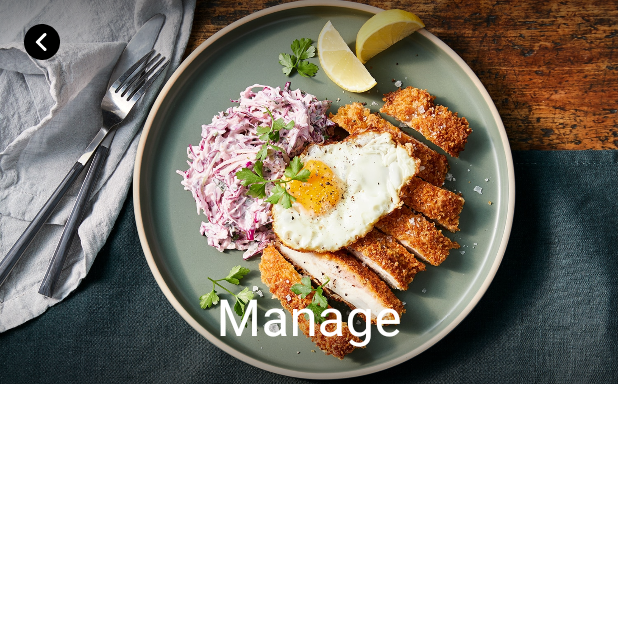
After one commit to tusdang33/Food_App, an Android app: the ManageFoodFragment screen opened through its navigation route, on a phone screen of 412 x 824 dp, the top half of it. The commit adds this screen. Run offline under Robolectric (Android 15) with nearby library versions, the phone set to English and light mode, and no system bars; our stand-ins replace Dagger/Hilt's generated code, Firebase (no records; nobody signed in at launch, a user with empty details on screens opened directly), navigation-ui; 9 statements that could not run were skipped.

Commit message:
build  manage screen

```diff
--- a/app/build.gradle
+++ b/app/build.gradle
@@ -75,6 +75,6 @@ dependencies {
     //
     implementation "com.github.skydoves:expandablelayout:1.0.7"
 
-    //
+    //FlexBoxLayout
     implementation 'com.google.android.flexbox:flexbox:3.0.0'
 }
--- a/app/src/main/java/com/kaizm/food_app/presentation/add_food/AddFoodViewModel.kt
+++ b/app/src/main/java/com/kaizm/food_app/presentation/add_food/AddFoodViewModel.kt
@@ -13,6 +13,7 @@ import kotlinx.coroutines.Dispatchers
 import kotlinx.coroutines.channels.Channel
 import kotlinx.coroutines.flow.MutableStateFlow
 import kotlinx.coroutines.flow.StateFlow
+import kotlinx.coroutines.flow.cancellable
 import kotlinx.coroutines.flow.receiveAsFlow
 import kotlinx.coroutines.launch
 import javax.inject.Inject
@@ -76,7 +77,8 @@ class AddFoodViewModel @Inject constructor(
 
     private fun getDefaultFoodCategory() {
         viewModelScope.launch(Dispatchers.IO) {
-            foodRepository.getDefaultFoodCategory().collect { result ->
+            foodRepository.getDefaultFoodCategory()
+                .collect { result ->
                 result.fold(onSuccess = {
                     _listCategory.value = it
                     Log.e(TAG, "listCat: $it")
--- a/app/src/main/java/com/kaizm/food_app/presentation/home/HomeAdapter.kt
+++ b/app/src/main/java/com/kaizm/food_app/presentation/home/HomeAdapter.kt
@@ -5,6 +5,7 @@ import android.view.ViewGroup
 import androidx.recyclerview.widget.GridLayoutManager
 import androidx.recyclerview.widget.LinearLayoutManager
 import androidx.recyclerview.widget.RecyclerView
+import com.bumptech.glide.Glide
 import com.kaizm.food_app.R
 import com.kaizm.food_app.data.model.Restaurant
 import com.kaizm.food_app.data.model.home_data.Banner
--- /dev/null
+++ b/app/src/main/java/com/kaizm/food_app/presentation/manage_food/FoodAdapter.kt
@@ -0,0 +1,71 @@
+package com.kaizm.food_app.presentation.manage_food
+
+import android.view.LayoutInflater
+import android.view.ViewGroup
+import androidx.recyclerview.widget.AsyncListDiffer
+import androidx.recyclerview.widget.DiffUtil
+import androidx.recyclerview.widget.RecyclerView
+import com.bumptech.glide.Glide
+import com.kaizm.food_app.data.model.Food
+import com.kaizm.food_app.databinding.ItemFoodBinding
+import java.text.DecimalFormat
+
+interface OnFoodClick {
+    fun onClick(food: Food)
+}
+
+class FoodAdapter(private val onFoodClick: OnFoodClick) :
+    RecyclerView.Adapter<FoodAdapter.FoodViewHolder>() {
+
+    private val differCallback = object : DiffUtil.ItemCallback<Food>() {
+        override fun areItemsTheSame(oldItem: Food, newItem: Food): Boolean {
+            return oldItem.id == newItem.id
+        }
+
+        override fun areContentsTheSame(oldItem: Food, newItem: Food): Boolean {
+            return oldItem == newItem
+        }
+    }
+
+    private val differ = AsyncListDiffer(this, differCallback)
+
+    var list: List<Food>
+        set(value) {
+            differ.submitList(value)
+        }
+        get() = differ.currentList
+
+    inner class FoodViewHolder(private val binding: ItemFoodBinding) :
+        RecyclerView.ViewHolder(binding.root) {
+        fun bind(food: Food) {
+            Glide.with(binding.root).load(food.image).into(binding.ivFoodImg)
+            binding.tvName.text = food.name
+            binding.tvDescription.text = food.description
+            binding.ttvCategory.text = food.category[0]
+            binding.tvPrice.text = currencyFormat(food.price.toString())
+            binding.root.setOnClickListener {
+                onFoodClick.onClick(food)
+            }
+        }
+    }
+
+    override fun onCreateViewHolder(parent: ViewGroup, viewType: Int): FoodViewHolder {
+        return FoodViewHolder(
+            ItemFoodBinding.inflate(
+                LayoutInflater.from(parent.context), parent, false
+            )
+        )
+    }
+
+    override fun onBindViewHolder(holder: FoodViewHolder, position: Int) {
+        val food = list[position]
+        holder.bind(food)
+    }
+
+    override fun getItemCount(): Int = list.size
+
+    private fun currencyFormat(price: String): String {
+        val decimalFormat = DecimalFormat("###,###,##0" + " đ")
+        return decimalFormat.format(price.toDouble())
+    }
+}
--- /dev/null
+++ b/app/src/main/java/com/kaizm/food_app/presentation/manage_food/ManageFoodFragment.kt
@@ -0,0 +1,88 @@
+package com.kaizm.food_app.presentation.manage_food
+
+import android.os.Bundle
+import android.view.LayoutInflater
+import android.view.View
+import android.view.ViewGroup
+import androidx.fragment.app.Fragment
+import androidx.fragment.app.viewModels
+import androidx.lifecycle.lifecycleScope
+import androidx.navigation.fragment.findNavController
+import androidx.recyclerview.widget.DividerItemDecoration
+import androidx.recyclerview.widget.LinearLayoutManager
+import com.google.android.material.appbar.AppBarLayout.OnOffsetChangedListener
+import com.kaizm.food_app.MainActivity
+import com.kaizm.food_app.R
+import com.kaizm.food_app.data.model.Food
+import com.kaizm.food_app.databinding.FragmentManageFoodBinding
+import dagger.hilt.android.AndroidEntryPoint
+import kotlin.math.abs
+
+
+@AndroidEntryPoint
+class ManageFoodFragment : Fragment() {
+    private lateinit var binding: FragmentManageFoodBinding
+    private val viewModel: ManageFoodViewModel by viewModels()
+    private val foodAdapter: FoodAdapter by lazy {
+        FoodAdapter(object : OnFoodClick {
+            override fun onClick(food: Food) {
+            }
+        })
+    }
+
+
+    override fun onCreateView(
+        inflater: LayoutInflater, container: ViewGroup?, savedInstanceState: Bundle?
+    ): View? {
+        binding = FragmentManageFoodBinding.inflate(inflater, container, false)
+        return binding.root
+    }
+
+    override fun onViewCreated(view: View, savedInstanceState: Bundle?) {
+        super.onViewCreated(view, savedInstanceState)
+
+        lifecycleScope.launchWhenCreated {
+            viewModel.listFood.collect {
+                foodAdapter.list = it
+            }
+        }
+
+        binding.rvListFood.apply {
+            layoutManager = LinearLayoutManager(requireContext())
+            addItemDecoration(
+                DividerItemDecoration(
+                    requireContext(), LinearLayoutManager.HORIZONTAL
+                )
+            )
+            adapter = foodAdapter
+        }
+
+        binding.btnBackToolbar.setOnClickListener {
+            findNavController().popBackStack()
+        }
+
+
+        binding.appBarLayout.addOnOffsetChangedListener(OnOffsetChangedListener { appBarLayout, verticalOffset ->
+            if (abs(verticalOffset) - appBarLayout.totalScrollRange == 0) {
+                binding.btnBackToolbar.setBackgroundResource(R.drawable.ic_baseline_arrow_back_ios_24)
+            } else {
+                binding.btnBackToolbar.setBackgroundResource(R.drawable.ic_arrow_back)
+            }
+        })
+
+        binding.toolBarLayout.apply {
+            setContentScrimColor(resources.getColor(R.color.white))
+        }
+
+    }
+
+    override fun onPause() {
+        super.onPause()
+        (activity as MainActivity).visibleBottomNav()
+    }
+
+    override fun onResume() {
+        super.onResume()
+        (activity as MainActivity).invisibleBottomNav()
+    }
+}
--- /dev/null
+++ b/app/src/main/java/com/kaizm/food_app/presentation/manage_food/ManageFoodViewModel.kt
@@ -0,0 +1,58 @@
+package com.kaizm.food_app.presentation.manage_food
+
+import androidx.lifecycle.ViewModel
+import androidx.lifecycle.viewModelScope
+import com.kaizm.food_app.data.model.Food
+import com.kaizm.food_app.domain.FoodRepository
+import dagger.hilt.android.lifecycle.HiltViewModel
+import kotlinx.coroutines.Dispatchers
+import kotlinx.coroutines.channels.Channel
+import kotlinx.coroutines.flow.MutableStateFlow
+import kotlinx.coroutines.flow.StateFlow
+import kotlinx.coroutines.flow.onStart
+import kotlinx.coroutines.flow.receiveAsFlow
+import kotlinx.coroutines.launch
+import javax.inject.Inject
+
+@HiltViewModel
+class ManageFoodViewModel @Inject constructor(
+    private val foodRepository: FoodRepository
+) : ViewModel() {
+
+    sealed class Event() {
+        object Loading : Event()
+        object LoadDone : Event()
+        object GetSuccess : Event()
+
+        data class GetFail(val message: String) : Event()
+    }
+
+    private var _event = Channel<Event>(Channel.UNLIMITED)
+    val event = _event.receiveAsFlow()
+
+    private val _listFood = MutableStateFlow<List<Food>>(listOf())
+    val listFood: StateFlow<List<Food>>
+        get() = _listFood
+
+
+    init {
+        getAllFood("8hIrdDZzn4JMA2CoKQvl")
+    }
+
+    fun getAllFood(resId: String) {
+        viewModelScope.launch(Dispatchers.IO) {
+            foodRepository.getListFood(resId)
+                .onStart {
+                    _event.send(Event.Loading)
+                }
+                .collect { result ->
+                result.fold(onSuccess = {
+                    _listFood.value = it
+                    _event.send(Event.GetSuccess)
+                }, onFailure = {
+                    _event.send(Event.GetFail(it.toString()))
+                })
+            }
+        }
+    }
+}
--- a/app/src/main/java/com/kaizm/food_app/presentation/profile/ProfileFragment.kt
+++ b/app/src/main/java/com/kaizm/food_app/presentation/profile/ProfileFragment.kt
@@ -33,5 +33,9 @@ class ProfileFragment : Fragment() {
         binding.btnRes.setOnClickListener {
             findNavController().navigate(R.id.action_profileFragment_to_addRestaurantFragment)
         }
+
+        binding.btnManageFood.setOnClickListener {
+            findNavController().navigate(R.id.action_profileFragment_to_manageFoodFragment)
+        }
     }
 }
--- /dev/null
+++ b/app/src/main/res/drawable/ic_arrow_back.xml
@@ -0,0 +1,5 @@
+<vector android:height="24.010391dp" android:viewportHeight="46.21"
+    android:viewportWidth="46.19" android:width="24dp" xmlns:android="http://schemas.android.com/apk/res/android">
+    <path android:fillColor="#fff" android:pathData="M10.04,8.8h24v27.96h-24z"/>
+    <path android:fillColor="#FF000000" android:pathData="M0,24.46L0,21.75c0,-0.32 0.07,-0.65 0.11,-1A22.8,22.8 0,0 1,5.91 7.7,22.68 22.68,0 0,1 19.12,0.36C20,0.21 20.87,0.12 21.75,0h2.71c0.77,0.1 1.55,0.17 2.32,0.3A22.45,22.45 0,0 1,39.27 6.64a22.57,22.57 0,0 1,6.81 18.79,22 22,0 0,1 -5.64,12.91 22.62,22.62 0,0 1,-16.37 7.84A22,22 0,0 1,11.33 43a22.78,22.78 0,0 1,-11 -15.88C0.2,26.21 0.12,25.33 0,24.46ZM20.06,23.12 L20.43,22.73 28.05,15.1c1,-1 1.1,-2.13 0.27,-3s-2,-0.75 -3,0.24l-9.12,9.12a2,2 0,0 0,0 3.24l9.12,9.12a3,3 0,0 0,0.51 0.44,1.81 1.81,0 0,0 2,0.15 1.91,1.91 0,0 0,0.41 -3.15c-1.46,-1.49 -2.95,-3 -4.43,-4.44Z"/>
+</vector>
--- /dev/null
+++ b/app/src/main/res/drawable/scim.xml
@@ -0,0 +1,8 @@
+<?xml version="1.0" encoding="utf-8"?>
+<shape xmlns:android="http://schemas.android.com/apk/res/android"
+    android:shape="rectangle">
+    <gradient
+        android:angle="90"
+        android:endColor="@android:color/transparent"
+        android:startColor="#66000000"/>
+</shape>
--- /dev/null
+++ b/app/src/main/res/drawable/scrim_topdown.xml
@@ -0,0 +1,9 @@
+<?xml version="1.0" encoding="utf-8"?>
+<shape xmlns:android="http://schemas.android.com/apk/res/android"
+    android:shape="rectangle">
+    <gradient
+        android:angle="270"
+        android:endColor="@android:color/transparent"
+        android:startColor="#66000000"/>
+
+</shape>
--- /dev/null
+++ b/app/src/main/res/layout/fragment_manage_food.xml
@@ -0,0 +1,66 @@
+<?xml version="1.0" encoding="utf-8"?>
+<androidx.coordinatorlayout.widget.CoordinatorLayout xmlns:android="http://schemas.android.com/apk/res/android"
+    xmlns:app="http://schemas.android.com/apk/res-auto"
+    xmlns:tools="http://schemas.android.com/tools"
+    android:layout_width="match_parent"
+    android:layout_height="match_parent"
+    tools:context=".presentation.manage_food.ManageFoodFragment">
+
+    <com.google.android.material.appbar.AppBarLayout
+        android:id="@+id/appBarLayout"
+        android:layout_width="match_parent"
+        android:layout_height="256dp"
+        android:theme="@style/ThemeOverlay.AppCompat.Dark.ActionBar">
+
+        <com.google.android.material.appbar.CollapsingToolbarLayout
+            android:id="@+id/toolBarLayout"
+            app:title="Manage"
+            app:collapsedTitleTextColor="@color/black"
+            app:expandedTitleGravity="bottom|center"
+            app:collapsedTitleGravity="center"
+            android:layout_width="match_parent"
+            android:layout_height="match_parent"
+            app:layout_scrollFlags="scroll|exitUntilCollapsed">
+
+            <ImageView
+                android:id="@+id/toolbarImg"
+                android:layout_width="match_parent"
+                android:layout_height="match_parent"
+                android:scaleType="centerCrop"
+                android:src="@drawable/banner1"
+                app:layout_collapseMode="parallax" />
+
+            <View
+                android:layout_width="match_parent"
+                android:layout_height="?android:attr/actionBarSize"
+                android:layout_gravity="top"
+                android:background="@drawable/scrim_topdown" />
+
+            <View
+                android:layout_width="match_parent"
+                android:layout_height="?android:attr/actionBarSize"
+                android:layout_gravity="bottom"
+                android:background="@drawable/scim" />
+
+            <androidx.appcompat.widget.Toolbar
+                android:layout_width="match_parent"
+                android:layout_height="?actionBarSize"
+                android:theme="@style/ThemeOverlay.AppCompat.Light"
+                app:layout_collapseMode="pin" >
+                <ImageButton
+                    android:id="@+id/btnBackToolbar"
+                    android:layout_width="wrap_content"
+                    android:layout_height="wrap_content"
+                    android:background="@drawable/ic_arrow_back" />
+            </androidx.appcompat.widget.Toolbar>
+        </com.google.android.material.appbar.CollapsingToolbarLayout>
+    </com.google.android.material.appbar.AppBarLayout>
+
+    <androidx.recyclerview.widget.RecyclerView
+        android:id="@+id/rvListFood"
+        android:layout_width="match_parent"
+        android:layout_height="wrap_content"
+        app:layout_behavior="com.google.android.material.appbar.AppBarLayout$ScrollingViewBehavior"
+        app:layout_constraintTop_toBottomOf="@id/toolbarContainer" />
+
+</androidx.coordinatorlayout.widget.CoordinatorLayout>
--- a/app/src/main/res/layout/fragment_profile.xml
+++ b/app/src/main/res/layout/fragment_profile.xml
@@ -18,4 +18,10 @@
         android:layout_height="wrap_content"
         android:text="food" />
 
+    <Button
+        android:id="@+id/btnManageFood"
+        android:layout_width="wrap_content"
+        android:layout_height="wrap_content"
+        android:text="manage" />
+
 </LinearLayout>
--- a/app/src/main/res/navigation/nav_graph.xml
+++ b/app/src/main/res/navigation/nav_graph.xml
@@ -26,6 +26,9 @@
         <action
             android:id="@+id/action_profileFragment_to_addRestaurantFragment"
             app:destination="@id/addRestaurantFragment" />
+        <action
+            android:id="@+id/action_profileFragment_to_manageFoodFragment"
+            app:destination="@id/manageFoodFragment" />
     </fragment>
     <fragment
         android:id="@+id/searchFragment"
@@ -42,4 +45,9 @@
         android:name="com.kaizm.food_app.presentation.add_restaurant.AddRestaurantFragment"
         android:label="fragment_add_restaurant"
         tools:layout="@layout/fragment_add_restaurant" />
+    <fragment
+        android:id="@+id/manageFoodFragment"
+        android:name="com.kaizm.food_app.presentation.manage_food.ManageFoodFragment"
+        android:label="fragment_manage_food"
+        tools:layout="@layout/fragment_manage_food" />
 </navigation>
```
Also changed, not shown: app/src/main/java/com/kaizm/food_app/data/repository/FoodRepositoryImpl.kt (+16 -4 lines), app/src/main/res/layout/item_food.xml (added, +63 -0 lines), app/src/main/res/drawable/banner1.jpg (added).
